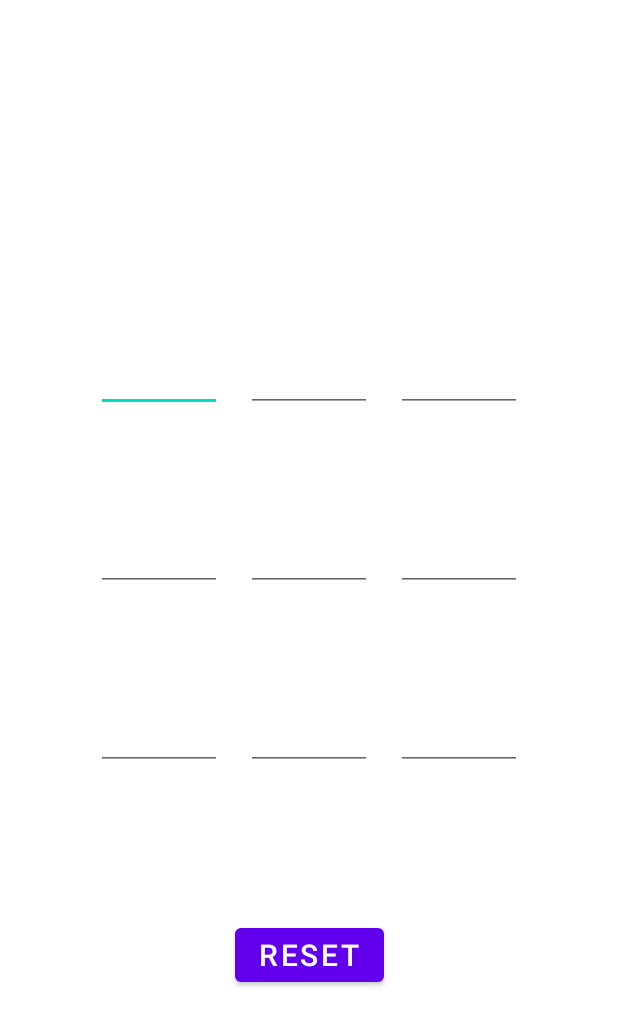
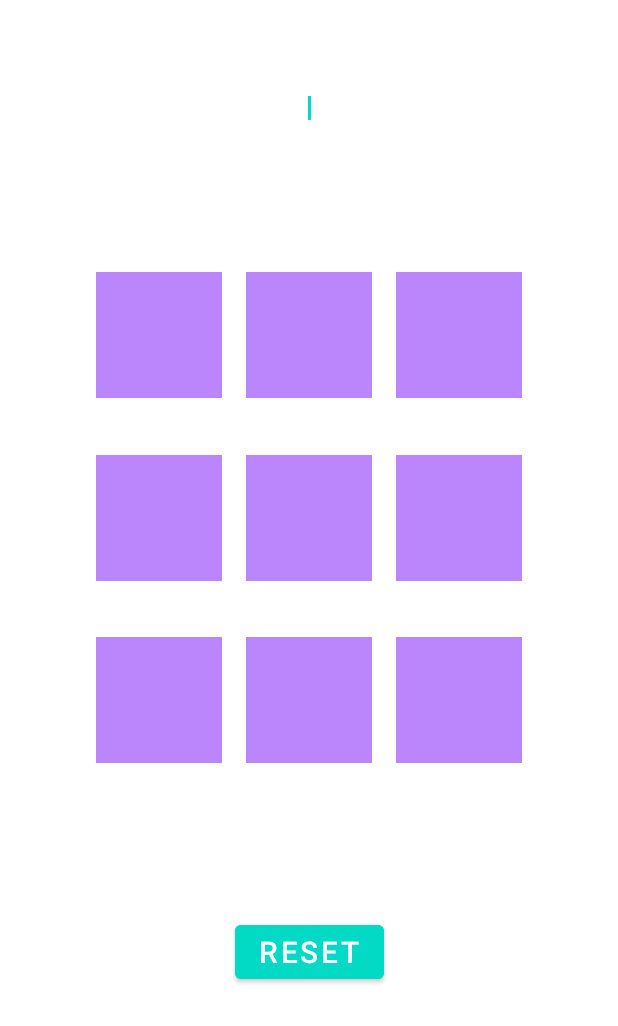
Before and after one commit to zahramarri/hWork6-2, an Android app: the layout activity_main.xml on its own in the app's theme, with its tools: preview values and no code run, on a phone screen of 412 x 824 dp. Shown: the top 1026 px of the screen. Run offline under Robolectric (Android 15) with nearby library versions, the phone set to English and light mode, and no system bars.

Commit message:
set background color for all views

```diff
--- a/app/src/main/res/layout/activity_main.xml
+++ b/app/src/main/res/layout/activity_main.xml
@@ -8,8 +8,9 @@
 
     <TextView
         android:id="@+id/textViewStatus"
-        android:layout_width="wrap_content"
-        android:layout_height="wrap_content"
+        android:layout_width="2dp"
+        android:layout_height="16dp"
+        android:background="@color/teal_200"
         android:layout_marginTop="64dp"
         android:textSize="20sp"
         app:layout_constraintEnd_toEndOf="parent"
@@ -22,6 +23,7 @@
         android:layout_height="0dp"
         android:layout_marginStart="64dp"
         android:layout_marginTop="64dp"
+        android:background="@color/purple_200"
         android:layout_marginEnd="16dp"
         android:gravity="center"
         app:layout_constraintBottom_toTopOf="@id/editTextSquare4"
@@ -35,6 +37,7 @@
         android:layout_width="0dp"
         android:layout_height="0dp"
         android:gravity="center"
+        android:background="@color/purple_200"
         android:layout_marginTop="64dp"
         app:layout_constraintBottom_toTopOf="@id/editTextSquare5"
         app:layout_constraintDimensionRatio="h,1:1"
@@ -47,6 +50,7 @@
         android:layout_width="0dp"
         android:layout_height="0dp"
         android:layout_marginStart="16dp"
+        android:background="@color/purple_200"
         android:gravity="center"
         android:layout_marginEnd="64dp"
         android:layout_marginTop="64dp"
@@ -61,6 +65,7 @@
         android:layout_width="0dp"
         android:layout_height="0dp"
         android:gravity="center"
+        android:background="@color/purple_200"
         android:layout_marginEnd="16dp"
         android:layout_marginStart="64dp"
         app:layout_constraintBottom_toTopOf="@id/editTextSquare7"
@@ -72,6 +77,7 @@
     <EditText
         android:id="@+id/editTextSquare5"
         android:layout_width="0dp"
+        android:background="@color/purple_200"
         android:layout_height="0dp"
         android:gravity="center"
         app:layout_constraintBottom_toTopOf="@id/editTextSquare8"
@@ -86,6 +92,7 @@
         android:layout_height="0dp"
         android:gravity="center"
         android:layout_marginEnd="64dp"
+        android:background="@color/purple_200"
         android:layout_marginStart="16dp"
         app:layout_constraintBottom_toTopOf="@id/editTextSquare9"
         app:layout_constraintDimensionRatio="h,1:1"
@@ -99,6 +106,7 @@
         android:layout_height="0dp"
         android:gravity="center"
         android:layout_marginBottom="64dp"
+        android:background="@color/purple_200"
         android:layout_marginEnd="16dp"
         android:layout_marginStart="64dp"
         app:layout_constraintBottom_toTopOf="@id/buttonReset"
@@ -113,6 +121,7 @@
         android:layout_height="0dp"
         android:gravity="center"
         android:layout_marginBottom="64dp"
+        android:background="@color/purple_200"
         app:layout_constraintBottom_toTopOf="@id/buttonReset"
         app:layout_constraintDimensionRatio="h,1:1"
         app:layout_constraintEnd_toStartOf="@id/editTextSquare9"
@@ -123,6 +132,7 @@
         android:id="@+id/editTextSquare9"
         android:layout_width="0dp"
         android:layout_height="0dp"
+        android:background="@color/purple_200"
         android:gravity="center"
         android:layout_marginBottom="64dp"
         android:layout_marginEnd="64dp"
@@ -140,6 +150,7 @@
         app:layout_constraintTop_toBottomOf="@+id/editTextSquare8"
         app:layout_constraintStart_toStartOf="parent"
         android:text="@string/buttonResetText"
+        android:backgroundTint="@color/teal_200"
         android:textSize="20sp"
         app:layout_constraintEnd_toEndOf="parent"
         android:layout_marginBottom="128dp"
```
